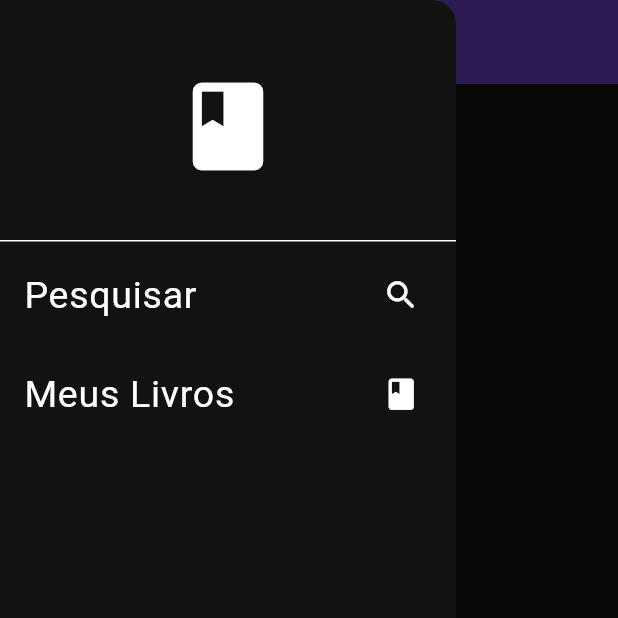
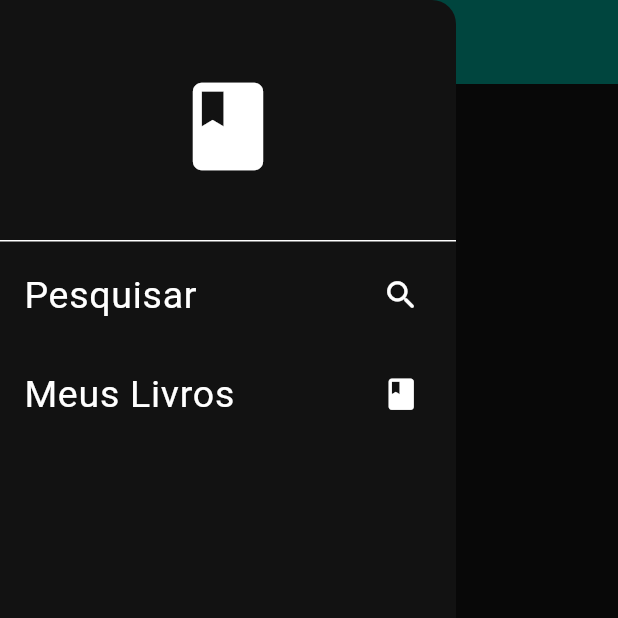
Before and after one commit to Moraes-Bruno/books_app, a Flutter app: the screen it shows after launch, with the side drawer open, on a phone screen of 412 x 824 dp, the top half of it. Run offline on Flutter 3.47's test engine with Material 3 defaults, Android fonts, the phone set to English and light mode, and no system bars; our stand-ins replace flutter_dotenv, sqflite; accounts and stored records are empty.

Commit message:
alterado readme e paleta de cores

```diff
--- a/lib/theme/dark_mode.dart
+++ b/lib/theme/dark_mode.dart
@@ -3,8 +3,8 @@ import 'package:flutter/material.dart';
 ThemeData darkMode = ThemeData(
   colorScheme: const ColorScheme.dark(
     background: Color.fromARGB(255, 61, 61, 61),
-    primary: Colors.deepPurple,
-    secondary: Colors.deepPurpleAccent,
+    primary: Colors.teal,
+    secondary: Colors.tealAccent,
     tertiary: Color.fromARGB(255, 26, 26, 26),
     inversePrimary: Colors.white,
   )
```
Also changed, not shown: 1 other file.
